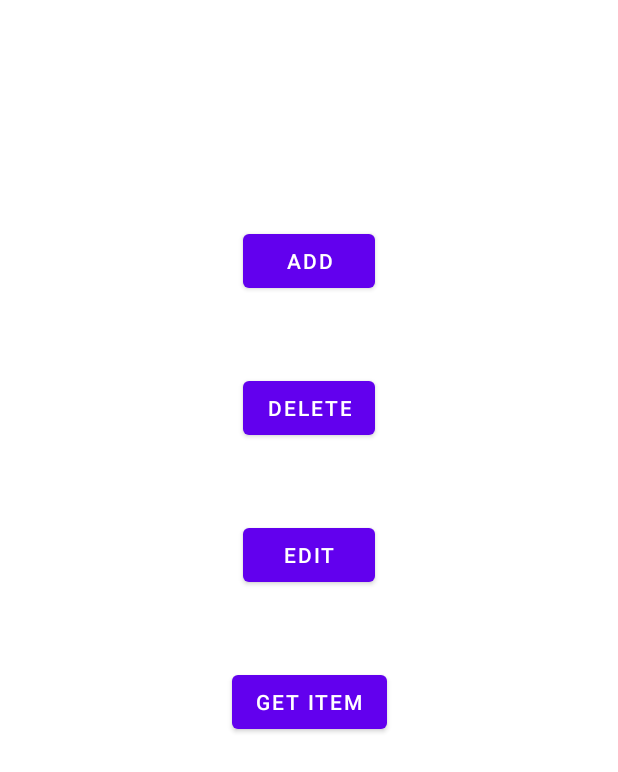
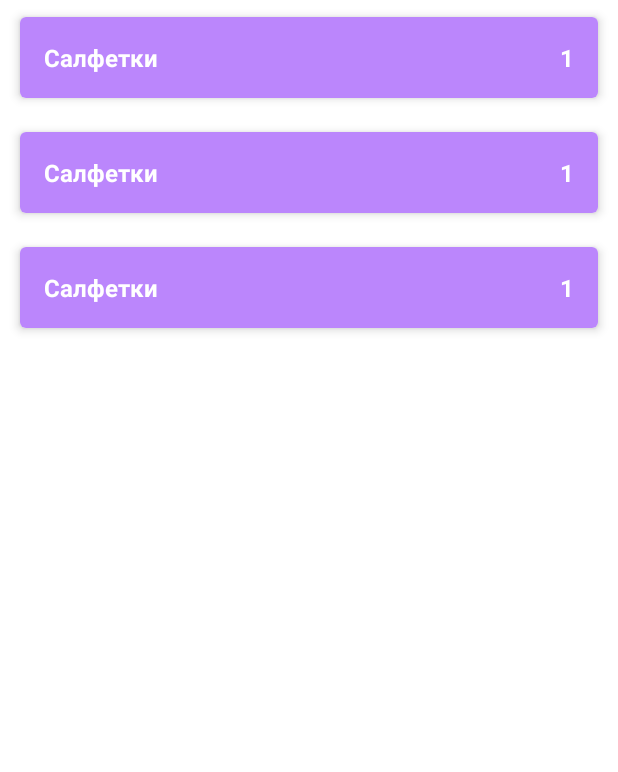
Before and after one commit to MaNGuC88/Kotlin2_TaskApp, an Android app: the layout activity_main.xml on its own in the app's theme, with its tools: preview values and no code run, on a phone screen of 412 x 824 dp. Shown: the top 772 px of the screen. Run offline under Robolectric (Android 15) with nearby library versions, the phone set to English and light mode, and no system bars.

Commit message:
layout change on long click and deletion on swipe

```diff
--- a/app/build.gradle
+++ b/app/build.gradle
@@ -49,5 +49,6 @@ dependencies {
     implementation 'com.github.kirich1409:viewbindingpropertydelegate:1.5.3'
     implementation 'com.github.kirich1409:viewbindingpropertydelegate-noreflection:1.5.3'
 
-
+    // Glide
+    implementation 'com.github.bumptech.glide:glide:4.12.0'
 }
--- a/app/src/main/AndroidManifest.xml
+++ b/app/src/main/AndroidManifest.xml
@@ -10,7 +10,7 @@
         android:supportsRtl="true"
         android:theme="@style/Theme.TaskApp">
         <activity
-            android:name=".presentation.MainActivity"
+            android:name=".presentation.main.MainActivity"
             android:exported="true">
             <intent-filter>
                 <action android:name="android.intent.action.MAIN" />
--- a/app/src/main/java/com/example/taskapp/domain/EditShopItemUseCase.kt
+++ b/app/src/main/java/com/example/taskapp/domain/EditShopItemUseCase.kt
@@ -2,6 +2,6 @@ package com.example.taskapp.domain
 
 class EditShopItemUseCase(private val shopListRepository: ShopListRepository) {
 
-    fun editShopItem() = shopListRepository.editShopItem()
+    fun editShopItem(shopItem: ShopItem) = shopListRepository.editShopItem(shopItem)
 
 }
--- a/app/src/main/java/com/example/taskapp/domain/GetShopItemUseCase.kt
+++ b/app/src/main/java/com/example/taskapp/domain/GetShopItemUseCase.kt
@@ -2,6 +2,6 @@ package com.example.taskapp.domain
 
 class GetShopItemUseCase(private val shopListRepository: ShopListRepository) {
 
-    fun getShopItem() = shopListRepository.getShopItem()
+    fun getShopItem(shopItemId: Int) = shopListRepository.getShopItem(shopItemId)
 
 }
--- a/app/src/main/res/layout/activity_main.xml
+++ b/app/src/main/res/layout/activity_main.xml
@@ -5,46 +5,54 @@
     android:id="@+id/container"
     android:layout_width="match_parent"
     android:layout_height="match_parent"
-    tools:context=".presentation.MainActivity">
+    tools:context=".presentation.main.MainActivity">
 
-    <Button
-        android:id="@+id/add_btn"
-        android:layout_width="wrap_content"
-        android:layout_height="wrap_content"
-        android:layout_marginTop="150dp"
-        android:text="add"
-        app:layout_constraintEnd_toEndOf="parent"
-        app:layout_constraintStart_toStartOf="parent"
-        app:layout_constraintTop_toTopOf="parent" />
+    <androidx.recyclerview.widget.RecyclerView
+        android:id="@+id/mainRv"
+        android:layout_width="match_parent"
+        android:layout_height="match_parent"
+        app:layoutManager="androidx.recyclerview.widget.GridLayoutManager"
+        tools:listitem="@layout/item_enabled"
+        />
 
-    <Button
-        android:id="@+id/delete_btn"
-        android:layout_width="wrap_content"
-        android:layout_height="wrap_content"
-        android:layout_marginTop="50dp"
-        android:text="@string/delete"
-        app:layout_constraintEnd_toEndOf="parent"
-        app:layout_constraintStart_toStartOf="parent"
-        app:layout_constraintTop_toBottomOf="@+id/add_btn" />
+    <!--    <Button-->
+    <!--        android:id="@+id/add_btn"-->
+    <!--        android:layout_width="wrap_content"-->
+    <!--        android:layout_height="wrap_content"-->
+    <!--        android:layout_marginTop="150dp"-->
+    <!--        android:text="add"-->
+    <!--        app:layout_constraintEnd_toEndOf="parent"-->
+    <!--        app:layout_constraintStart_toStartOf="parent"-->
+    <!--        app:layout_constraintTop_toTopOf="parent" />-->
 
-    <Button
-        android:id="@+id/edit_btn"
-        android:layout_width="wrap_content"
-        android:layout_height="wrap_content"
-        android:layout_marginTop="50dp"
-        android:text="@string/edit"
-        app:layout_constraintEnd_toEndOf="parent"
-        app:layout_constraintStart_toStartOf="parent"
-        app:layout_constraintTop_toBottomOf="@+id/delete_btn" />
+    <!--    <Button-->
+    <!--        android:id="@+id/delete_btn"-->
+    <!--        android:layout_width="wrap_content"-->
+    <!--        android:layout_height="wrap_content"-->
+    <!--        android:layout_marginTop="50dp"-->
+    <!--        android:text="@string/delete"-->
+    <!--        app:layout_constraintEnd_toEndOf="parent"-->
+    <!--        app:layout_constraintStart_toStartOf="parent"-->
+    <!--        app:layout_constraintTop_toBottomOf="@+id/add_btn" />-->
 
-    <Button
-        android:id="@+id/get_btn"
-        app:layout_constraintStart_toStartOf="parent"
-        app:layout_constraintEnd_toEndOf="parent"
-        app:layout_constraintTop_toBottomOf="@id/edit_btn"
-        android:layout_marginTop="50dp"
-        android:text="Get Item"
-        android:layout_width="wrap_content"
-        android:layout_height="wrap_content"/>
+    <!--    <Button-->
+    <!--        android:id="@+id/edit_btn"-->
+    <!--        android:layout_width="wrap_content"-->
+    <!--        android:layout_height="wrap_content"-->
+    <!--        android:layout_marginTop="50dp"-->
+    <!--        android:text="@string/edit"-->
+    <!--        app:layout_constraintEnd_toEndOf="parent"-->
+    <!--        app:layout_constraintStart_toStartOf="parent"-->
+    <!--        app:layout_constraintTop_toBottomOf="@+id/delete_btn" />-->
+
+    <!--    <Button-->
+    <!--        android:id="@+id/get_btn"-->
+    <!--        app:layout_constraintStart_toStartOf="parent"-->
+    <!--        app:layout_constraintEnd_toEndOf="parent"-->
+    <!--        app:layout_constraintTop_toBottomOf="@id/edit_btn"-->
+    <!--        android:layout_marginTop="50dp"-->
+    <!--        android:text="Get Item"-->
+    <!--        android:layout_width="wrap_content"-->
+    <!--        android:layout_height="wrap_content"/>-->
 
 </androidx.constraintlayout.widget.ConstraintLayout>
--- /dev/null
+++ b/app/src/main/res/layout/item_enabled.xml
@@ -0,0 +1,43 @@
+<?xml version="1.0" encoding="utf-8"?>
+<androidx.cardview.widget.CardView xmlns:android="http://schemas.android.com/apk/res/android"
+    xmlns:app="http://schemas.android.com/apk/res-auto"
+    xmlns:tools="http://schemas.android.com/tools"
+    android:layout_width="match_parent"
+    android:layout_height="wrap_content"
+    android:layout_marginStart="8dp"
+    android:layout_marginTop="4dp"
+    android:layout_marginEnd="8dp"
+    android:layout_marginBottom="4dp"
+    app:cardCornerRadius="4dp"
+    app:cardElevation="4dp"
+    app:cardUseCompatPadding="true">
+
+    <LinearLayout
+        android:layout_width="match_parent"
+        android:layout_height="wrap_content"
+        android:background="@color/purple_200"
+        android:orientation="horizontal"
+        android:padding="16dp">
+
+        <TextView
+            android:id="@+id/tv_name"
+            android:layout_width="0dp"
+            android:layout_height="wrap_content"
+            android:layout_weight="1"
+            android:textColor="@color/white"
+            android:textSize="16sp"
+            android:textStyle="bold"
+            tools:text="Салфетки" />
+
+        <TextView
+            android:id="@+id/tv_count"
+            android:layout_width="wrap_content"
+            android:layout_height="wrap_content"
+            android:textColor="@color/white"
+            android:textSize="16sp"
+            android:textStyle="bold"
+            tools:text="1" />
+
+    </LinearLayout>
+
+</androidx.cardview.widget.CardView>
```
Also changed, not shown: app/src/main/java/com/example/taskapp/data/ShopListRepositoryImpl.kt (+28 -7 lines), app/src/main/java/com/example/taskapp/domain/ShopListRepository.kt (+5 -3 lines), app/src/main/java/com/example/taskapp/domain/extensions/ViewExtension.kt (added, +10 -0 lines), app/src/main/java/com/example/taskapp/presentation/MainActivity.kt (deleted, +0 -76 lines), app/src/main/java/com/example/taskapp/presentation/MainViewModel.kt (deleted, +0 -43 lines), app/src/main/java/com/example/taskapp/presentation/main/MainActivity.kt (added, +91 -0 lines), app/src/main/java/com/example/taskapp/presentation/main/MainViewModel.kt (added, +31 -0 lines), app/src/main/java/com/example/taskapp/presentation/main/ShopListAdapter.kt (added, +72 -0 lines), app/src/main/res/layout/item_disabled.xml (added, +43 -0 lines).
